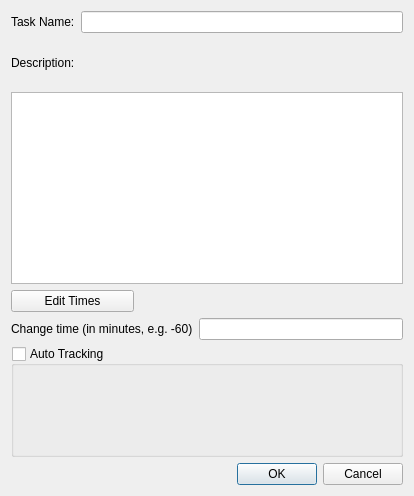
This is src/edittaskdialog.ui in KDE/ktimetracker as Qt 5 draws it before an edit. The edited form follows.
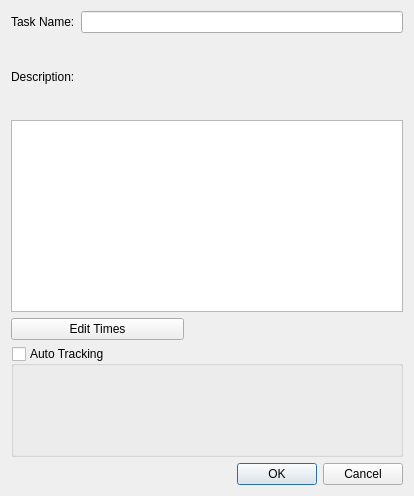
This is the edited form.

Commit message: EditTaskDialog: Move time change function to a separate dialog EditTimeDialog.qml

```diff
--- a/src/edittaskdialog.ui
+++ b/src/edittaskdialog.ui
@@ -58,30 +58,7 @@
      </property>
     </widget>
    </item>
-   <item row="4" column="0" colspan="3">
-    <widget class="QLabel" name="label">
-     <property name="sizePolicy">
-      <sizepolicy hsizetype="Expanding" vsizetype="Preferred">
-       <horstretch>0</horstretch>
-       <verstretch>0</verstretch>
-      </sizepolicy>
-     </property>
-     <property name="text">
-      <string>Change time (in minutes, e.g. -60)</string>
-     </property>
-    </widget>
-   </item>
-   <item row="4" column="3">
-    <widget class="QLineEdit" name="letimechange">
-     <property name="sizePolicy">
-      <sizepolicy hsizetype="Expanding" vsizetype="Fixed">
-       <horstretch>0</horstretch>
-       <verstretch>0</verstretch>
-      </sizepolicy>
-     </property>
-    </widget>
-   </item>
-   <item row="5" column="0" colspan="4">
+   <item row="4" column="0" colspan="4">
     <widget class="QGroupBox" name="autotrackinggroupbox">
      <property name="sizePolicy">
       <sizepolicy hsizetype="Expanding" vsizetype="Fixed">
@@ -107,7 +84,7 @@
      <layout class="QGridLayout" name="gridLayout_2"/>
     </widget>
    </item>
-   <item row="6" column="2" colspan="2">
+   <item row="5" column="2" colspan="2">
     <widget class="QDialogButtonBox" name="buttonBox">
      <property name="orientation">
       <enum>Qt::Horizontal</enum>
```
The commit also changes 11 other files.
